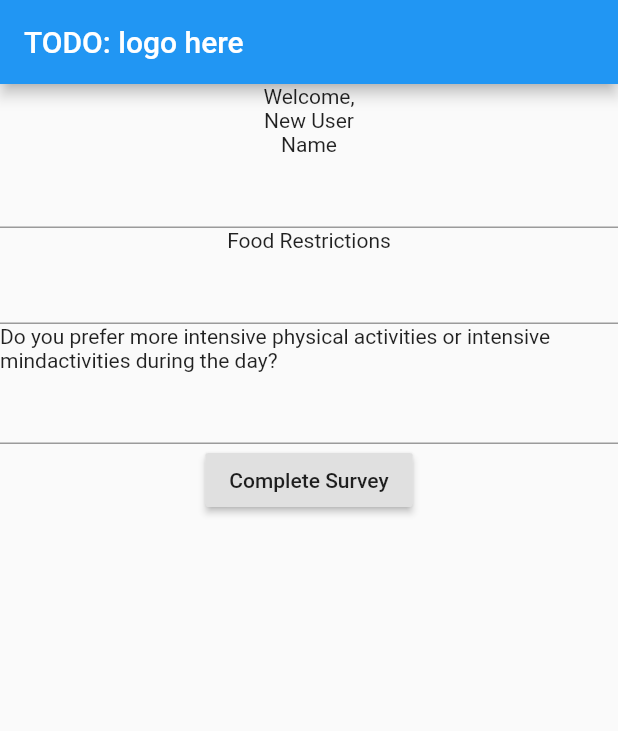
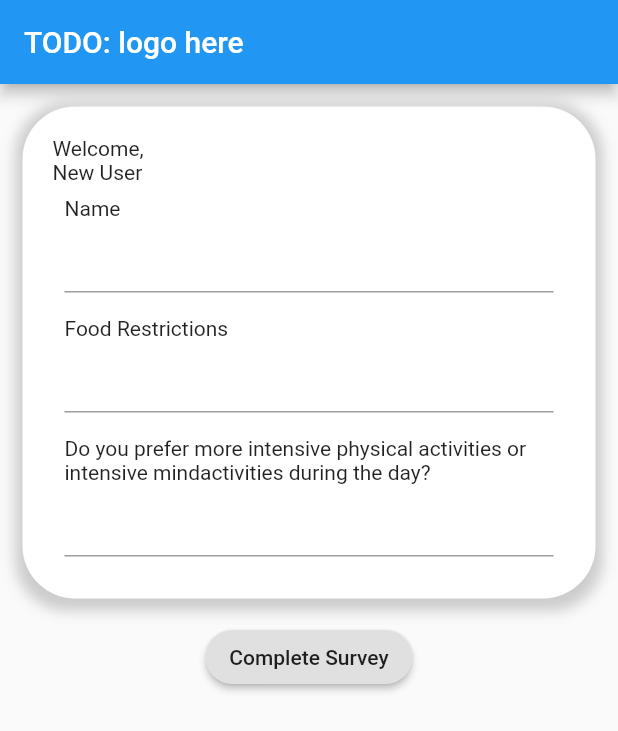
Before and after one commit to levylevylevy/onceadailydo, a Flutter app: the screen it shows after launch, on a phone screen of 412 x 824 dp. Shown: the top 731 px of the screen. Run offline on Flutter 3.47's test engine with Material 2 defaults, Android fonts, the phone set to English and light mode, and no system bars; our stand-ins replace google_fonts.

Commit message:
add styling

```diff
--- a/lib/components/UserFormItem.dart
+++ b/lib/components/UserFormItem.dart
@@ -28,7 +28,10 @@ class UserFormItem extends StatelessWidget {
 
   @override
   Widget build(BuildContext context) {
-    return Column(
+    return Padding(
+      padding: const EdgeInsets.all(8.0),
+      child: Column(
+        crossAxisAlignment: CrossAxisAlignment.start,
         children: [
           Text(_label),
           TextFormField(
@@ -36,6 +39,7 @@ class UserFormItem extends StatelessWidget {
             onChanged: this._onChange,
           ),
         ],
+      ),
     );
   }
 }
--- a/lib/components/UserSurvey.dart
+++ b/lib/components/UserSurvey.dart
@@ -12,6 +12,7 @@ class UserSurvey extends StatelessWidget {
   @override
   Widget build(BuildContext context) {
     return Column(
+      crossAxisAlignment: CrossAxisAlignment.start,
       children: [
         Text('Welcome,'),
         Text('New User'),
--- a/lib/main.dart
+++ b/lib/main.dart
@@ -1,5 +1,6 @@
 import 'package:HopHacks/screens/NewUserFormScreen.dart';
 import 'package:flutter/material.dart';
+import 'package:google_fonts/google_fonts.dart';
 
 void main() {
   runApp(OnceADailyDo());
@@ -10,8 +11,10 @@ class OnceADailyDo extends StatelessWidget {
   @override
   Widget build(BuildContext context) {
     return MaterialApp(
-      home: NewUserFormScreen()
+      home: DefaultTextStyle(
+        child: NewUserFormScreen(),
+        style: GoogleFonts.poppins(),
+      ),
     );
   }
-
 }
--- a/lib/screens/NewUserFormScreen.dart
+++ b/lib/screens/NewUserFormScreen.dart
@@ -14,8 +14,35 @@ class NewUserFormScreen extends StatelessWidget {
       ),
       body: Column(
         children: [
-          survey,
-          RaisedButton(child: Text('Complete Survey'), onPressed: () => this._submitForm(),)
+          Padding(
+            padding: const EdgeInsets.all(15.0),
+            child: Container(
+              child: Padding(
+                padding: const EdgeInsets.all(20.0),
+                child: survey,
+              ),
+              decoration: BoxDecoration(
+                color: Colors.white,
+                borderRadius: BorderRadius.all(Radius.circular(35.0)),
+                boxShadow: [
+                  BoxShadow(
+                    color: Colors.grey.withOpacity(0.5),
+                    spreadRadius: 5,
+                    blurRadius: 7,
+                    offset: Offset(0, 3), // changes position of shadow
+                  ),
+                ],
+              ),
+            ),
+          ),
+          RaisedButton(
+            child: Text('Complete Survey'),
+            onPressed: () => this._submitForm(),
+            shape: RoundedRectangleBorder(
+              borderRadius: BorderRadius.circular(18.0),
+              side: BorderSide(color: Color(0x52606F)),
+            ),
+          ),
         ],
       ),
     );
--- a/pubspec.yaml
+++ b/pubspec.yaml
@@ -21,6 +21,7 @@ environment:
   sdk: ">=2.7.0 <3.0.0"
 
 dependencies:
+  google_fonts: ^1.1.0
   flutter:
     sdk: flutter
 
```
Also changed, not shown: pubspec.lock, 3 other files. Lines whose indentation alone changed are shown as unchanged.
